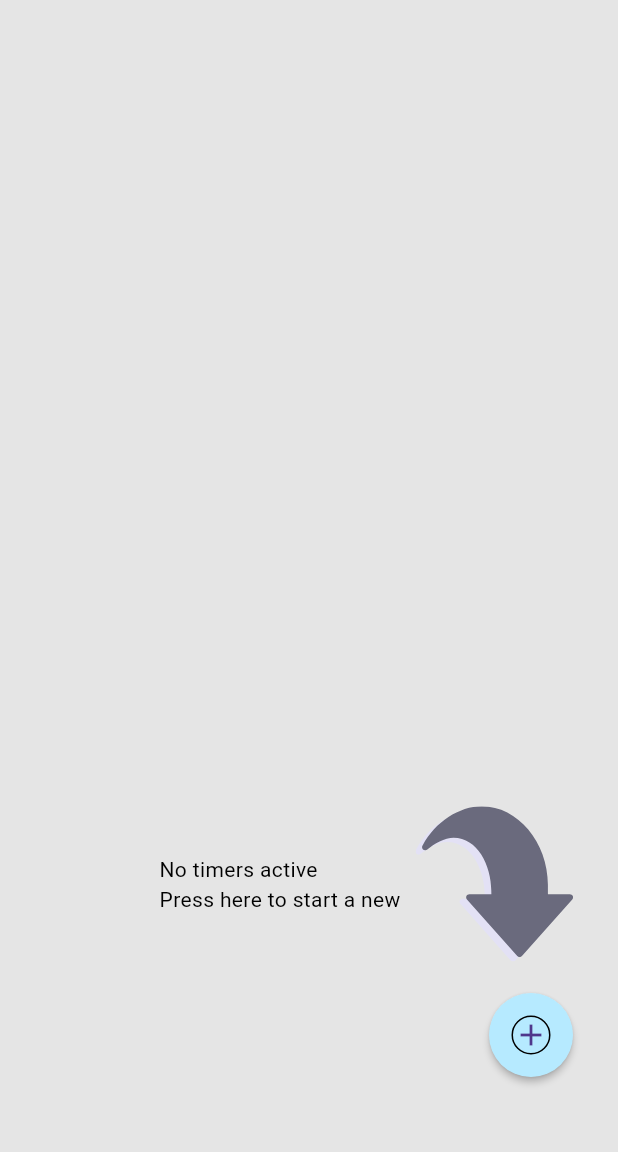
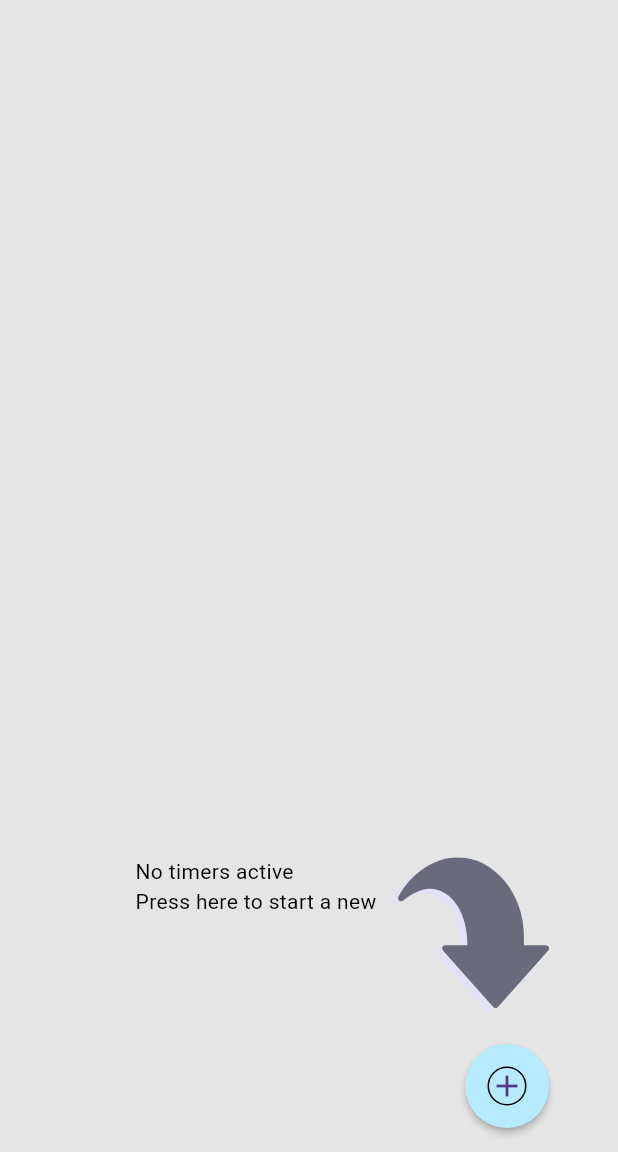
Before and after one commit to sayan2107/ipotato, a Flutter app: the screen it shows after launch, on a phone screen of 412 x 824 dp, the part 84-1236 px from its top. Run offline on Flutter 3.47's test engine with Material 2 defaults, Android fonts, the phone set to English and light mode, and no system bars; our stand-ins replace audioplayers, equatable, flutter_mobx, flutter_svg, get_it, mobx and 1 more; generated files the repository leaves out were written again.

Commit message:
bug fixes

```diff
--- a/lib/ui/home/home.dart
+++ b/lib/ui/home/home.dart
@@ -27,12 +27,23 @@ class HomeScreen extends StatelessWidget {
           style: AppTextTheme.of(context).h1.copyWith(color: Colors.white),
         ),
       ),
+      floatingActionButton: Padding(
+        padding: const EdgeInsets.only(right: 30),
+        child: Column(
+          mainAxisAlignment: MainAxisAlignment.end,
+          children: [
+            const NoTimerWidget(),
+            const SizedBox(height: 20),
+            Align(
+              alignment: Alignment.bottomRight,
+              child: _addTimerButton(),
+            ),
+          ],
+        ),
+      ),
       body: Observer(
-        builder: (_) => Column(
-          children: [
-            Expanded(
-              child: ListView(
-                children: store.timers.reversed
+        builder: (_) => ListView(
+          children: _sortList(store.timers.reversed.toList())
               .map(
                 (element) => TaskWidget(
                   element,
@@ -46,27 +57,17 @@ class HomeScreen extends StatelessWidget {
               .toList(),
         ),
       ),
-            Padding(
-              padding: const EdgeInsets.only(right: 30, bottom: 50),
-              child: Column(
-                crossAxisAlignment: CrossAxisAlignment.end,
-                children: [
-                  Visibility(
-                    visible: store.timers.isEmpty,
-                    child: const NoTimerWidget(),
-                  ),
-                  const SizedBox(height: 20),
-                  Align(
-                    alignment: Alignment.bottomRight,
-                    child: _addTimerButton(),
-                  ),
-                ],
-              ),
-            ),
-          ],
-        ),
-      ),
     );
+  }
+
+  List<SingleTimer> _sortList(List<SingleTimer> data) {
+    return data
+      ..sort((a, b) {
+        if (b.workTime.wasCompleted) {
+          return 1;
+        }
+        return -1;
+      });
   }
 
   Widget _addTimerButton() {
--- a/lib/widgets/home/no_timer_widget.dart
+++ b/lib/widgets/home/no_timer_widget.dart
@@ -1,16 +1,24 @@
 import 'package:flutter/material.dart';
+import 'package:flutter_mobx/flutter_mobx.dart';
 import 'package:flutter_svg/flutter_svg.dart';
 import 'package:ipotato_timer/constants/assets.dart';
 import 'package:ipotato_timer/constants/strings.dart';
+import 'package:ipotato_timer/stores/timer_store.dart';
 import 'package:ipotato_timer/theme/app_text_theme.dart';
+import 'package:provider/provider.dart';
 
 class NoTimerWidget extends StatelessWidget {
   const NoTimerWidget({Key? key}) : super(key: key);
 
   @override
   Widget build(BuildContext context) {
-    return Row(
+    final store = Provider.of<MultiTimer>(context);
+    return Observer(
+      builder: (_) => Visibility(
+        visible: store.timers.isEmpty,
+        child: Row(
           mainAxisAlignment: MainAxisAlignment.end,
+          crossAxisAlignment: CrossAxisAlignment.start,
           children: [
             Column(
               crossAxisAlignment: CrossAxisAlignment.start,
@@ -32,6 +40,8 @@ class NoTimerWidget extends StatelessWidget {
               height: 105,
             )
           ],
+        ),
+      ),
     );
   }
 }
```
Lines whose indentation alone changed are shown as unchanged.
